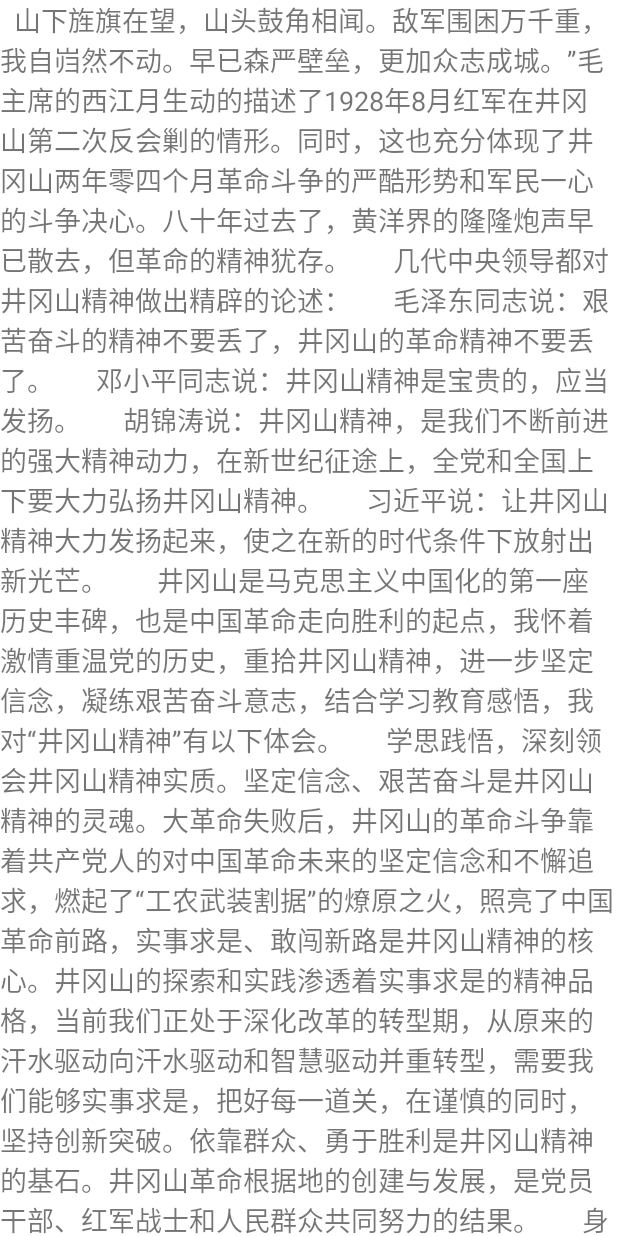
After one commit to gaga666/android_test, an Android app: the home1 screen opened directly, with no data from a screen before it, on a phone screen of 412 x 824 dp. The commit adds this screen. Run offline under Robolectric (Android 15) with nearby library versions, the phone set to English and light mode, and no system bars.

Commit message:
前置加载页面

```diff
--- a/app/src/main/java/com/example/charge/BottomBar.java
+++ b/app/src/main/java/com/example/charge/BottomBar/BottomBar.java
@@ -1,4 +1,4 @@
-package com.example.charge;
+package com.example.charge.BottomBar;
 
 import android.graphics.Color;
 import android.os.Bundle;
@@ -11,6 +11,7 @@ import android.widget.TextView;
 
 import androidx.appcompat.app.AppCompatActivity;
 
+import com.example.charge.R;
 import com.example.charge.fragment.addFragment;
 import com.example.charge.fragment.homeFragment;
 import com.example.charge.fragment.personalFragment;
--- a/app/src/main/java/com/example/charge/First.java
+++ b/app/src/main/java/com/example/charge/First.java
@@ -7,6 +7,7 @@ import android.widget.ImageView;
 
 import androidx.appcompat.app.AppCompatActivity;
 
+import com.example.charge.BottomBar.BottomBar;
 import com.example.charge.changemail.change_mail;
 
 public class First extends AppCompatActivity {
@@ -19,7 +20,7 @@ public class First extends AppCompatActivity {
         first_main.setOnClickListener(new View.OnClickListener() {
             @Override
             public void onClick(View view) {
-                Intent i =new Intent(First.this,BottomBar.class);
+                Intent i =new Intent(First.this, BottomBar.class);
                 startActivity(i);
                 overridePendingTransition(0,0);
             }
--- a/app/src/main/java/com/example/charge/LoopView.java
+++ b/app/src/main/java/com/example/charge/LoopView.java
@@ -13,6 +13,8 @@ import android.widget.Toast;
 
 import androidx.appcompat.app.AppCompatActivity;
 import androidx.viewpager.widget.ViewPager;
+
+import com.example.charge.BottomBar.BottomBar;
 
 import java.util.ArrayList;
 
@@ -37,7 +39,7 @@ public class LoopView extends AppCompatActivity {
         loop_button.setOnClickListener(new View.OnClickListener() {
             @Override
             public void onClick(View view) {
-                Intent i =new Intent(LoopView.this,BottomBar.class);
+                Intent i =new Intent(LoopView.this, BottomBar.class);
                 startActivity(i);
                 overridePendingTransition(0,0);
             }
--- /dev/null
+++ b/app/src/main/java/com/example/charge/home1.java
@@ -0,0 +1,14 @@
+package com.example.charge;
+
+import android.os.Bundle;
+
+import androidx.appcompat.app.AppCompatActivity;
+
+public class home1 extends AppCompatActivity {
+
+    @Override
+    protected void onCreate(Bundle savedInstanceState) {
+        super.onCreate(savedInstanceState);
+        setContentView(R.layout.activity_home1);
+    }
+}
--- a/app/src/main/res/layout/activity_bottom_bar.xml
+++ b/app/src/main/res/layout/activity_bottom_bar.xml
@@ -5,7 +5,7 @@
     xmlns:tools="http://schemas.android.com/tools"
     android:layout_width="match_parent"
     android:layout_height="match_parent"
-    tools:context=".BottomBar">
+    tools:context=".BottomBar.BottomBar">
     <RelativeLayout
         android:id="@+id/bottom_bar_body"
         android:layout_width="match_parent"
--- /dev/null
+++ b/app/src/main/res/layout/activity_home1.xml
@@ -0,0 +1,37 @@
+<?xml version="1.0" encoding="utf-8"?>
+<androidx.constraintlayout.widget.ConstraintLayout xmlns:android="http://schemas.android.com/apk/res/android"
+    xmlns:app="http://schemas.android.com/apk/res-auto"
+    xmlns:tools="http://schemas.android.com/tools"
+    android:layout_width="match_parent"
+    android:layout_height="match_parent"
+    tools:context=".home1">
+
+    <TextView
+        android:layout_width="match_parent"
+        android:layout_height="match_parent"
+        android:textSize="18sp"
+        android:text="  山下旌旗在望，山头鼓角相闻。敌军围困万千重，我自岿然不动。早已森严壁垒，更加众志成城。”毛主席的西江月生动的描述了1928年8月红军在井冈山第二次反会剿的情形。同时，这也充分体现了井冈山两年零四个月革命斗争的严酷形势和军民一心的斗争决心。八十年过去了，黄洋界的隆隆炮声早已散去，但革命的精神犹存。
+
+    几代中央领导都对井冈山精神做出精辟的论述：
+
+    毛泽东同志说：艰苦奋斗的精神不要丢了，井冈山的革命精神不要丢了。
+
+    邓小平同志说：井冈山精神是宝贵的，应当发扬。
+
+    胡锦涛说：井冈山精神，是我们不断前进的强大精神动力，在新世纪征途上，全党和全国上下要大力弘扬井冈山精神。
+
+    习近平说：让井冈山精神大力发扬起来，使之在新的时代条件下放射出新光芒。
+
+
+    井冈山是马克思主义中国化的第一座历史丰碑，也是中国革命走向胜利的起点，我怀着激情重温党的历史，重拾井冈山精神，进一步坚定信念，凝练艰苦奋斗意志，结合学习教育感悟，我对“井冈山精神”有以下体会。
+
+    学思践悟，深刻领会井冈山精神实质。坚定信念、艰苦奋斗是井冈山精神的灵魂。大革命失败后，井冈山的革命斗争靠着共产党人的对中国革命未来的坚定信念和不懈追求，燃起了“工农武装割据”的燎原之火，照亮了中国革命前路，实事求是、敢闯新路是井冈山精神的核心。井冈山的探索和实践渗透着实事求是的精神品格，当前我们正处于深化改革的转型期，从原来的汗水驱动向汗水驱动和智慧驱动并重转型，需要我们能够实事求是，把好每一道关，在谨慎的同时，坚持创新突破。依靠群众、勇于胜利是井冈山精神的基石。井冈山革命根据地的创建与发展，是党员干部、红军战士和人民群众共同努力的结果。
+
+    身体力行，坚定学做井冈山精神典型。井冈山党性修养培训班的学习教育，让我们在亲身体验中回忆、思考、感悟，达到思想洗涤和精神激荡的目的。我们要切实把学习党史与实践创新结合起来，持续学懂弄通做实习近平新时代中国特色社会主义思想，善于从“八八战略”中找到工作的“船”与“桥”，展现习近平新时代中国特色社会主义思想在浙江，在浙江交工的生动实践。习近平总书记在参观《复兴之路》展览时强调：“审视现在，全党同志必须牢记，道路决定命运，找到一条正确的道路多么不容易，我们必须坚定不移的走下去。”井冈山巍巍，征途路漫漫，很幸运我们已经找到了绿色发展之路，创新发展、安全发展之路，这也是属于我们的转型之路，我们必须负起责任，展现敢为人先的新作为。浙江交工历来有“四特精神”，正是靠着“四特精神”，我们在省内省外扩大到全国逐步站稳脚跟，并成功走向海外。虽然每个时代的艰苦奋斗有着不同的内涵，但精神本质永不过时。求真务实是贯彻落实各项举措、推进各项事业发展的重要保证。新时代，我们要将跨越时空的井冈山精神学习好，从中汲取智慧。
+    无论是战争年代、和平年代还是现代化建设时期都需要井冈山精神。一个国家、一个民族、一个团队、一个人如果没有理想信念，没有精神支柱，势必走向沉沦。井冈山精神就是共产党人的精神家园。无论任何时候，任何情况下都要有崇高的理想和坚定的信念。每个党员都要在井冈山精神激励、鞭策下将这种红色精神不断传承，并时刻体现在实际工作生活中。
+
+
+
+　　“逝去的是硝烟，不灭的是精神。”我将把此次井冈山学习作为自己终身的宝贵财富，把坚定信念、艰苦奋斗、实事求是、敢闯新路、依靠群众、勇于胜利的井冈山精神融入到思想、工作的方方面面，永远传承红色基因、弘扬优良传统，以实际行动告慰长眠在祖国青山绿水间的烈士英魂。这次学习培训，让我更加坚定只有才能救中国、才能领导中国、才能发展中国、才能让中国更富强
+"/>
+</androidx.constraintlayout.widget.ConstraintLayout>
```
Also changed, not shown: app/src/main/AndroidManifest.xml (+12 -3 lines), app/src/main/java/com/example/charge/Welcome.java (added, +14 -0 lines), app/src/main/java/com/example/charge/fragment/homeFragment.java (+39 -2 lines), app/src/main/java/com/example/charge/home2.java (added, +14 -0 lines), app/src/main/java/com/example/charge/myImageView/MyImageView.java (deleted, +0 -34 lines), app/src/main/res/layout/activity_home2.xml (added, +37 -0 lines), app/src/main/res/layout/activity_welcome.xml (added, +16 -0 lines), app/src/main/res/layout/home_listview.xml (added, +42 -0 lines), app/src/main/res/drawable/carol.jpg (added).
